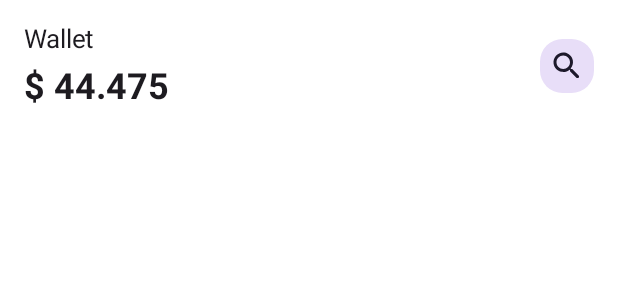
After one commit to JJongmen/AndroidPractice, an Android app built with Jetpack Compose: the @Preview function WalletSection, on a phone screen of 412 x 824 dp. The commit adds this screen. Shown: the top 300 px of the screen. Run offline under Robolectric (Android 15) with nearby library versions, the phone set to English and light mode, and no system bars.

Commit message:
feat: WalletSection 구현

```diff
--- a/app/src/main/java/com/jyp/bankingapp/MainActivity.kt
+++ b/app/src/main/java/com/jyp/bankingapp/MainActivity.kt
@@ -66,7 +66,7 @@ fun HomeScreen() {
 
         }
 
-//        WalletSection()
+        WalletSection()
 //        CardsSection()
         Spacer(modifier = Modifier.height(16.dp))
 //        FinanceSection()
--- /dev/null
+++ b/app/src/main/java/com/jyp/bankingapp/WalletSection.kt
@@ -0,0 +1,66 @@
+package com.jyp.bankingapp
+
+import androidx.compose.foundation.background
+import androidx.compose.foundation.clickable
+import androidx.compose.foundation.layout.Arrangement
+import androidx.compose.foundation.layout.Box
+import androidx.compose.foundation.layout.Column
+import androidx.compose.foundation.layout.Row
+import androidx.compose.foundation.layout.Spacer
+import androidx.compose.foundation.layout.fillMaxWidth
+import androidx.compose.foundation.layout.height
+import androidx.compose.foundation.layout.padding
+import androidx.compose.foundation.shape.RoundedCornerShape
+import androidx.compose.material.icons.Icons
+import androidx.compose.material.icons.rounded.Search
+import androidx.compose.material3.Icon
+import androidx.compose.material3.MaterialTheme
+import androidx.compose.material3.Text
+import androidx.compose.runtime.Composable
+import androidx.compose.ui.Alignment
+import androidx.compose.ui.Modifier
+import androidx.compose.ui.draw.clip
+import androidx.compose.ui.text.font.FontWeight
+import androidx.compose.ui.tooling.preview.Preview
+import androidx.compose.ui.unit.dp
+import androidx.compose.ui.unit.sp
+
+@Preview
+@Composable
+fun WalletSection() {
+    Row(
+        modifier = Modifier
+            .fillMaxWidth()
+            .padding(16.dp),
+        horizontalArrangement = Arrangement.SpaceBetween,
+        verticalAlignment = Alignment.CenterVertically
+    ) {
+        Column {
+            Text(
+                text = "Wallet",
+                fontSize = 17.sp,
+                color = MaterialTheme.colorScheme.onBackground
+            )
+            Spacer(modifier = Modifier.height(8.dp))
+            Text(
+                text = "$ 44.475",
+                fontSize = 24.sp,
+                fontWeight = FontWeight.Bold,
+                color = MaterialTheme.colorScheme.onBackground
+            )
+        }
+        Box(
+            modifier = Modifier
+                .clip(RoundedCornerShape(15.dp))
+                .background(color = MaterialTheme.colorScheme.secondaryContainer)
+                .clickable {}
+                .padding(6.dp)
+        ) {
+            Icon(
+                imageVector = Icons.Rounded.Search,
+                contentDescription = "Search",
+                tint = MaterialTheme.colorScheme.onSecondaryContainer,
+            )
+        }
+    }
+}
```
